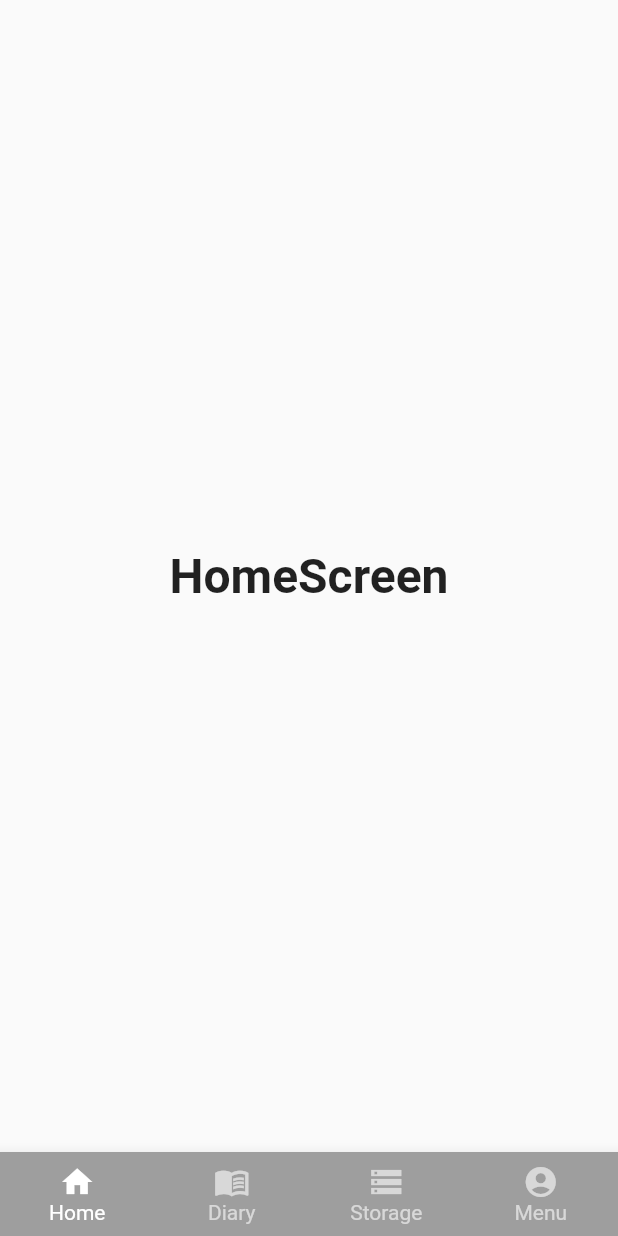
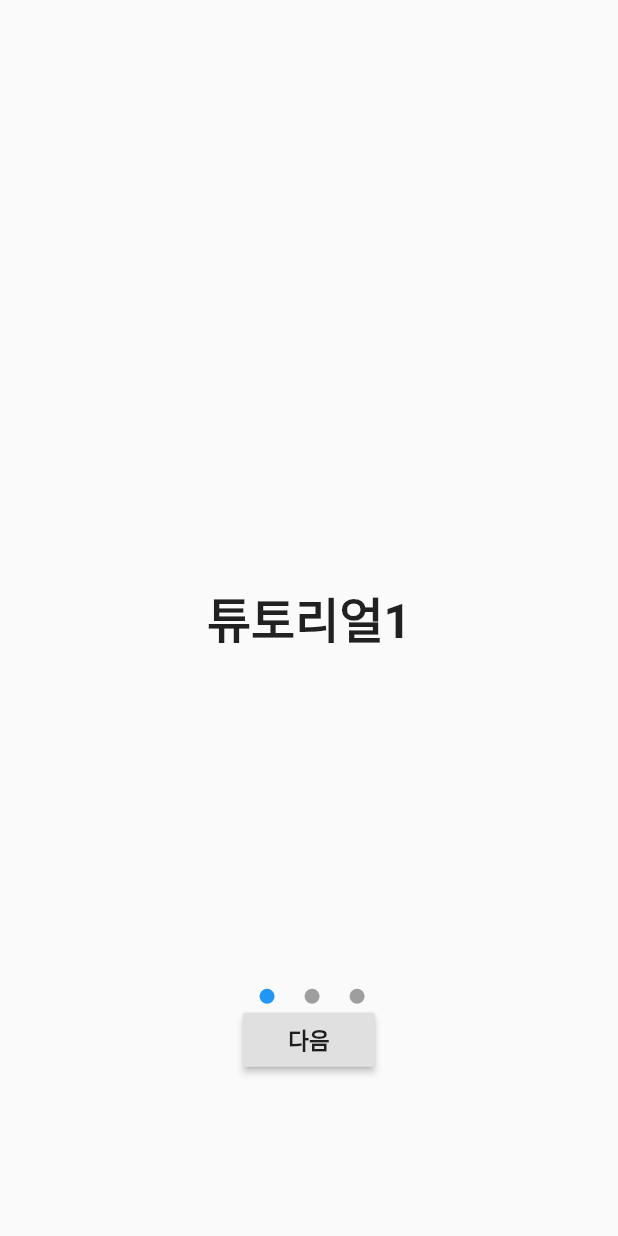
Before and after one commit to leeeeeoy/momsound-project, a Flutter app: the screen it shows after launch, on a phone screen of 412 x 824 dp. Run offline on Flutter 3.47's test engine with Material 2 defaults, Android fonts, the phone set to English and light mode, and no system bars; our stand-ins replace animated_splash_screen, get, page_transition.

Commit message:
add screens

```diff
--- a/lib/main.dart
+++ b/lib/main.dart
@@ -1,4 +1,5 @@
 import 'package:flutter/material.dart';
+import 'package:flutter_localizations/flutter_localizations.dart';
 import 'package:get/get_navigation/src/root/get_material_app.dart';
 import 'package:momsori/screens/splash_screen.dart';
 
@@ -11,7 +12,18 @@ class MyApp extends StatelessWidget {
   Widget build(BuildContext context) {
     return GetMaterialApp(
       title: 'Momsori',
+      theme: ThemeData(
+        primaryColor: Colors.pinkAccent,
+      ),
       home: SplashScreen(),
+      localizationsDelegates: [
+        GlobalMaterialLocalizations.delegate,
+        GlobalWidgetsLocalizations.delegate,
+        GlobalCupertinoLocalizations.delegate,
+      ],
+      supportedLocales: [
+        const Locale('ko', 'KR'),
+      ],
     );
   }
 }
--- a/lib/screens/splash_screen.dart
+++ b/lib/screens/splash_screen.dart
@@ -1,6 +1,7 @@
 import 'package:animated_splash_screen/animated_splash_screen.dart';
 import 'package:flutter/material.dart';
-import 'package:momsori/screens/main_screen.dart';
+import 'package:momsori/screens/tutorial_screen.dart';
+import 'package:page_transition/page_transition.dart';
 
 class SplashScreen extends StatelessWidget {
   @override
@@ -13,9 +14,10 @@ class SplashScreen extends StatelessWidget {
           fontWeight: FontWeight.bold,
         ),
       ),
-      nextScreen: MainScreen(),
+      nextScreen: TutorialScreen(),
       duration: 2000,
       splashTransition: SplashTransition.fadeTransition,
+      pageTransitionType: PageTransitionType.fade,
     );
   }
 }
--- /dev/null
+++ b/lib/screens/tutorial_screen.dart
@@ -0,0 +1,197 @@
+import 'package:flutter/material.dart';
+import 'package:get/get.dart';
+import 'package:momsori/screens/nickname_screen.dart';
+
+class TutorialScreen extends StatefulWidget {
+  @override
+  _TutorialScreenState createState() => _TutorialScreenState();
+}
+
+class _TutorialScreenState extends State<TutorialScreen> {
+  int _index = 0;
+
+  @override
+  Widget build(BuildContext context) {
+    double height = MediaQuery.of(context).size.height;
+    double width = MediaQuery.of(context).size.width;
+
+    return SafeArea(
+      child: Scaffold(
+        body: Stack(
+          children: [
+            PageView(
+              children: [
+                Center(
+                  child: Text(
+                    '튜토리얼1',
+                    style: TextStyle(
+                      fontSize: 32.0,
+                      fontWeight: FontWeight.bold,
+                    ),
+                  ),
+                ),
+                Center(
+                    child: Text(
+                  '튜토리얼2',
+                  style: TextStyle(
+                    fontSize: 32.0,
+                    fontWeight: FontWeight.bold,
+                  ),
+                )),
+                Center(
+                    child: Text(
+                  '튜토리얼3',
+                  style: TextStyle(
+                    fontSize: 32.0,
+                    fontWeight: FontWeight.bold,
+                  ),
+                )),
+              ],
+              onPageChanged: (index) {
+                setState(() {
+                  _index = index;
+                });
+              },
+            ),
+            Column(
+              children: [
+                Container(
+                  margin: EdgeInsets.only(
+                    top: height * 0.8,
+                    left: width * 0.42,
+                  ),
+                  child: _myCircleStatus(_index),
+                ),
+                RaisedButton(
+                  onPressed: () {
+                    Get.to(
+                      NicknameScreen(),
+                      transition: Transition.fadeIn,
+                    );
+                  },
+                  child: _index == 2
+                      ? Text(
+                          '시작하기',
+                          style: TextStyle(fontWeight: FontWeight.bold),
+                        )
+                      : Text(
+                          '다음',
+                          style: TextStyle(fontWeight: FontWeight.bold),
+                        ),
+                ),
+              ],
+            )
+          ],
+        ),
+      ),
+    );
+  }
+
+  Widget _myCircleStatus(int index) {
+    if (index == 0)
+      return Row(
+        children: [
+          Container(
+            width: 10,
+            height: 10,
+            decoration: BoxDecoration(
+              shape: BoxShape.circle,
+              color: Colors.blue,
+            ),
+          ),
+          SizedBox(
+            width: 20,
+          ),
+          Container(
+            width: 10,
+            height: 10,
+            decoration: BoxDecoration(
+              shape: BoxShape.circle,
+              color: Colors.grey,
+            ),
+          ),
+          SizedBox(
+            width: 20,
+          ),
+          Container(
+            width: 10,
+            height: 10,
+            decoration: BoxDecoration(
+              shape: BoxShape.circle,
+              color: Colors.grey,
+            ),
+          ),
+        ],
+      );
+    else if (index == 1)
+      return Row(
+        children: [
+          Container(
+            width: 10,
+            height: 10,
+            decoration: BoxDecoration(
+              shape: BoxShape.circle,
+              color: Colors.grey,
+            ),
+          ),
+          SizedBox(
+            width: 20,
+          ),
+          Container(
+            width: 10,
+            height: 10,
+            decoration: BoxDecoration(
+              shape: BoxShape.circle,
+              color: Colors.blue,
+            ),
+          ),
+          SizedBox(
+            width: 20,
+          ),
+          Container(
+            width: 10,
+            height: 10,
+            decoration: BoxDecoration(
+              shape: BoxShape.circle,
+              color: Colors.grey,
+            ),
+          ),
+        ],
+      );
+    else
+      return Row(
+        children: [
+          Container(
+            width: 10,
+            height: 10,
+            decoration: BoxDecoration(
+              shape: BoxShape.circle,
+              color: Colors.grey,
+            ),
+          ),
+          SizedBox(
+            width: 20,
+          ),
+          Container(
+            width: 10,
+            height: 10,
+            decoration: BoxDecoration(
+              shape: BoxShape.circle,
+              color: Colors.grey,
+            ),
+          ),
+          SizedBox(
+            width: 20,
+          ),
+          Container(
+            width: 10,
+            height: 10,
+            decoration: BoxDecoration(
+              shape: BoxShape.circle,
+              color: Colors.blue,
+            ),
+          ),
+        ],
+      );
+  }
+}
--- a/pubspec.yaml
+++ b/pubspec.yaml
@@ -23,13 +23,17 @@ environment:
 dependencies:
   flutter:
     sdk: flutter
-
+  flutter_localizations: # Add this line
+    sdk: flutter         # Add this line
 
   # The following adds the Cupertino Icons font to your application.
   # Use with the CupertinoIcons class for iOS style icons.
   cupertino_icons: ^1.0.0
   get: ^3.24.0
   animated_splash_screen: ^1.0.1+2
+  intl: ^0.16.0
+  page_transition: ^1.1.7+6
+
 
 dev_dependencies:
   flutter_test:
```
Also changed, not shown: lib/models/birth.dart (added, +17 -0 lines), lib/models/user.dart (added, +15 -0 lines), lib/screens/birth_screen.dart (added, +85 -0 lines), lib/screens/home_screen.dart (+148 -6 lines), lib/screens/login_screen.dart (added, +8 -0 lines), lib/screens/nickname_screen.dart (added, +69 -0 lines), pubspec.lock.
